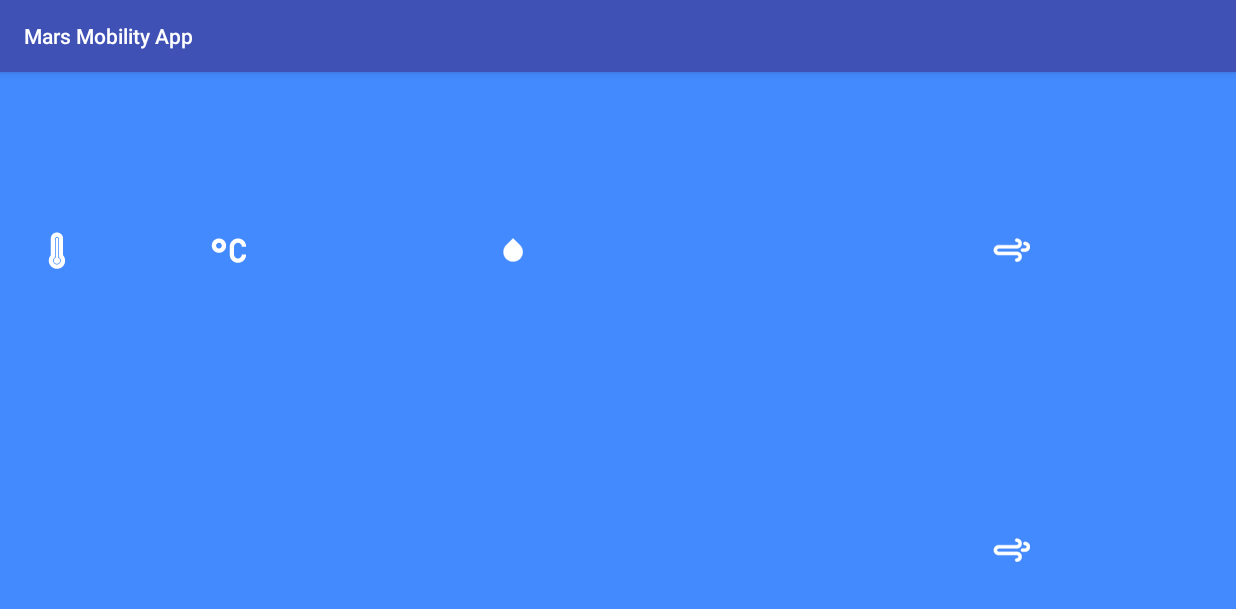
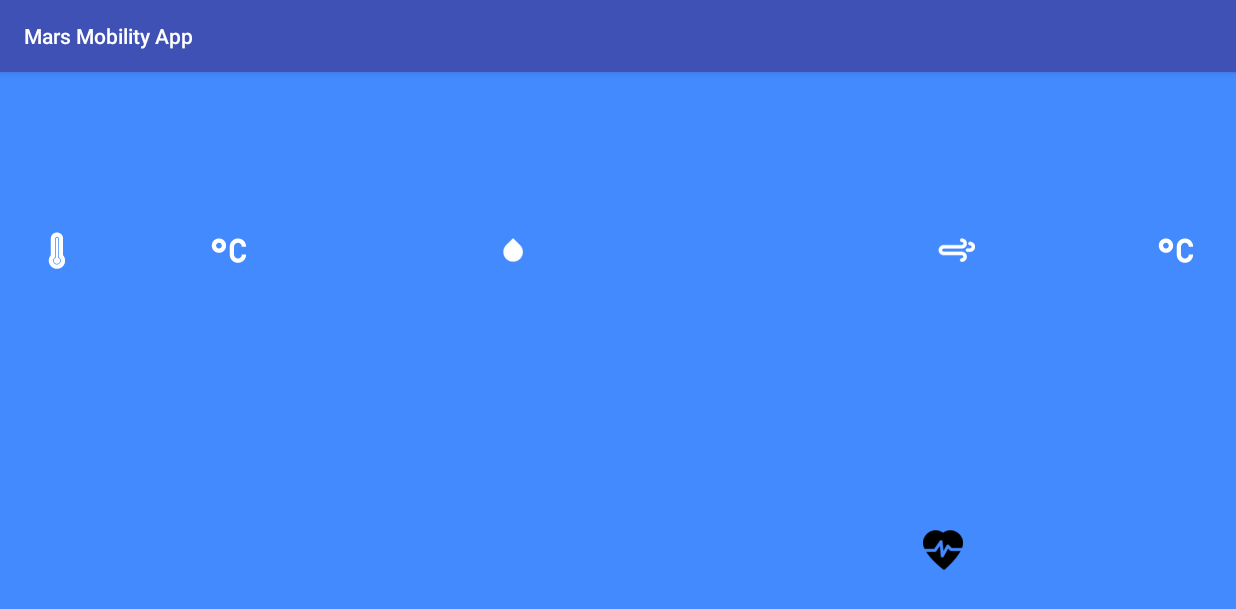
Before and after one commit to jerrychong25/MarsMobilityApp, an Android app: the DataActivity screen opened directly, with no data from a screen before it, on a phone screen of 824 x 412 dp (held sideways). Shown: the top 609 px of the screen. Run offline under Robolectric (Android 15) with nearby library versions, the phone set to English and light mode, and no system bars; 3 statements that could not run were skipped.

Commit message:
Added heart rate icon and modified UI

```diff
--- a/app/src/main/res/layout/activity_main.xml
+++ b/app/src/main/res/layout/activity_main.xml
@@ -41,12 +41,13 @@
 
     <TextView
         android:id="@+id/heatindex"
-        android:layout_width="132dp"
+        android:layout_width="170dp"
         android:layout_height="50dp"
         android:layout_marginBottom="220dp"
         android:layout_marginEnd="8dp"
         android:drawableLeft="@mipmap/ic_wind"
         android:drawablePadding="10dp"
+        android:drawableRight="@mipmap/ic_celcius"
         android:textColor="#FFFFFF"
         android:textSize="30dp"
         app:layout_constraintBottom_toBottomOf="parent"
@@ -60,11 +61,11 @@
 
     <TextView
         android:id="@+id/heartrate"
-        android:layout_width="132dp"
+        android:layout_width="180dp"
         android:layout_height="50dp"
         android:layout_marginBottom="20dp"
         android:layout_marginEnd="8dp"
-        android:drawableLeft="@mipmap/ic_wind"
+        android:drawableLeft="@mipmap/ic_heart"
         android:drawablePadding="10dp"
         android:textColor="#FFFFFF"
         android:textSize="30dp"
```
Also changed, not shown: app/src/main/java/my/com/codeplay/training/marsmobilityapp/DataActivity.java (+43 -18 lines), app/src/main/res/mipmap-hdpi/ic_heart.png (added).
